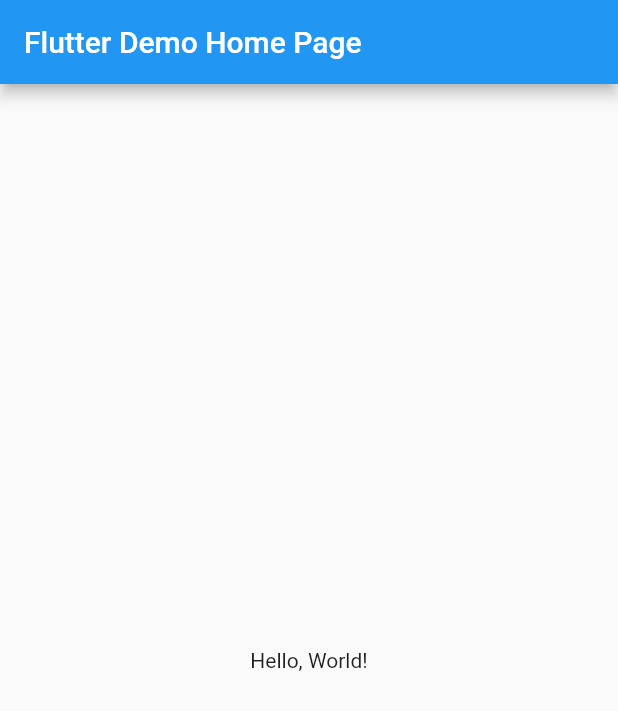
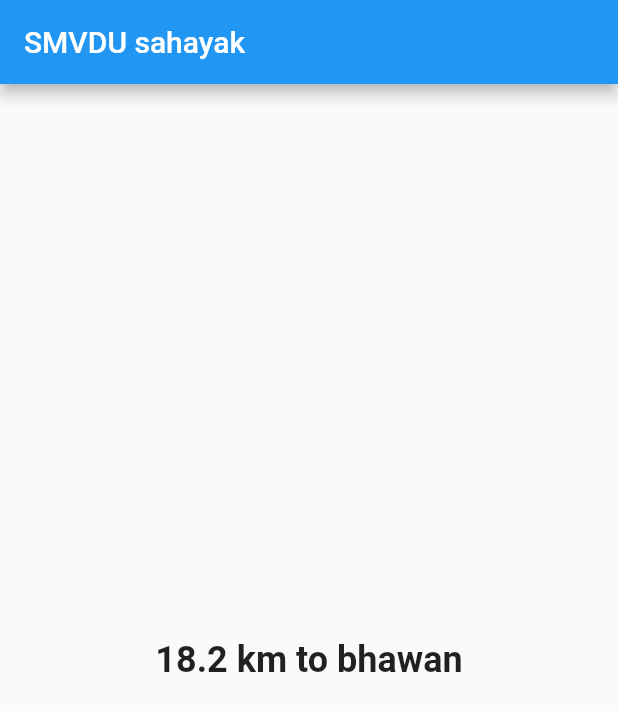
Before and after one commit to 22shubh22/mobile-app, a Flutter app: the screen it shows after launch, on a phone screen of 412 x 824 dp. Shown: the top 711 px of the screen. Run offline on Flutter 3.47's test engine with Material 2 defaults, Android fonts, the phone set to English and light mode, and no system bars.

Commit message:
Initial file

```diff
--- a/lib/main.dart
+++ b/lib/main.dart
@@ -3,38 +3,34 @@ import 'package:flutter/material.dart';
 void main() => runApp(MyApp());
 
 class MyApp extends StatelessWidget {
-  const MyApp({super.key});
-  // This widget is the root of your application.
   @override
   Widget build(BuildContext context) {
     return MaterialApp(
-      // Application name
-      title: 'Flutter Hello World',
-      // Application theme data, you can set the colors for the application as
-      // you want
-      theme: ThemeData(
-        primarySwatch: Colors.blue,
-      ),
-      // A widget which will be started on application startup
-      home: MyHomePage(title: 'Flutter Demo Home Page'),
+      home: MyHomePage(),
     );
   }
 }
 
-class MyHomePage extends StatelessWidget {
-  final String title;
-  const MyHomePage({super.key, required this.title});
+class MyHomePage extends StatefulWidget {
+  @override
+  _MyHomePageState createState() => _MyHomePageState();
+}
 
+class _MyHomePageState extends State<MyHomePage> {
   @override
   Widget build(BuildContext context) {
     return Scaffold(
       appBar: AppBar(
-        // The title text which will be shown on the action bar
-        title: Text(title),
+        title: Text('SMVDU sahayak'),
       ),
       body: Center(
         child: Text(
-          'Hello, World!',
+          '18.2 km to bhawan',
+          style: TextStyle(
+            fontWeight: FontWeight.bold,
+            fontSize: 24,
+          ),
+          textAlign: TextAlign.center,
         ),
       ),
     );
```
